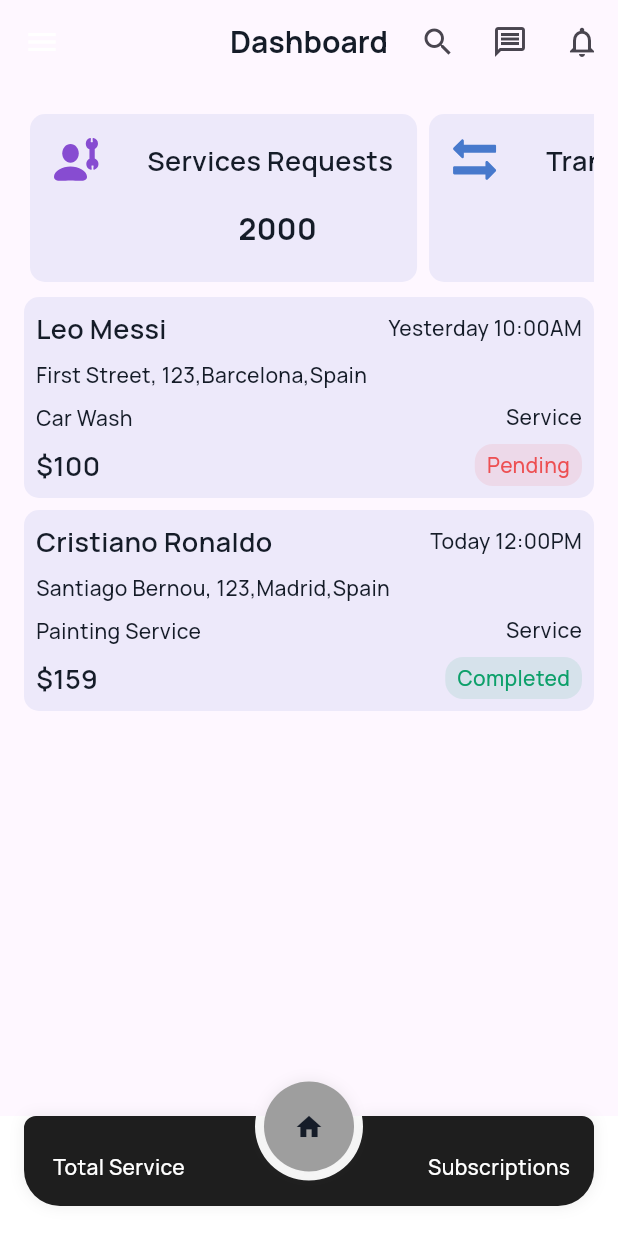
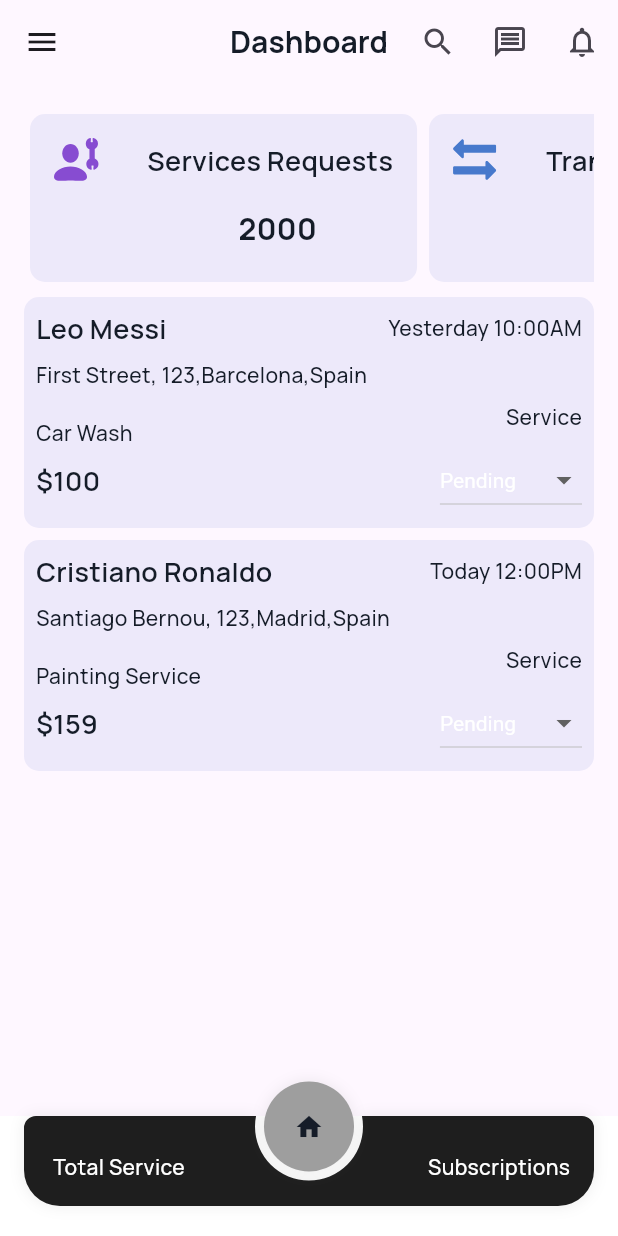
Before and after one commit to Tron-Academy/hand_car_vendor_mobile_app, a Flutter app: the screen it shows after launch, on a phone screen of 412 x 824 dp. Run offline on Flutter 3.47's test engine with Material 3 defaults, Android fonts, the phone set to English and light mode, and no system bars; drawn by our look-alikes of circle_nav_bar; our stand-ins replace flutter_hooks, flutter_svg.

```diff
--- a/lib/features/dashboard/view/pages/dashboard_page.dart
+++ b/lib/features/dashboard/view/pages/dashboard_page.dart
@@ -19,7 +19,6 @@
         leading: IconButton(
           icon: Icon(
             Icons.menu,
-            color: context.colors.white,
           ),
           onPressed: () {},
         ),
@@ -123,7 +122,7 @@
           horizontal: context.space.space_50, vertical: context.space.space_50),
       child: Container(
         decoration: BoxDecoration(
-          color: isDarkMode ? Color(0xff3B3B3D) : Color(0xffEDE9FA),
+          color: isDarkMode ? const Color(0xff3B3B3D) : const Color(0xffEDE9FA),
           borderRadius: BorderRadius.circular(10),
         ),
         child: Column(children: [
--- a/lib/features/dashboard/view/pages/navigation_page.dart
+++ b/lib/features/dashboard/view/pages/navigation_page.dart
@@ -1,12 +1,10 @@
 import 'package:circle_nav_bar/circle_nav_bar.dart';
 import 'package:flutter/material.dart';
 import 'package:flutter_hooks/flutter_hooks.dart';
-import 'package:flutter_svg/svg.dart';
 import 'package:handcar_ventor/core/extension/theme_extension.dart';
 import 'package:handcar_ventor/features/dashboard/view/pages/dashboard_page.dart';
 import 'package:handcar_ventor/features/dashboard/view/pages/subscriptions_page.dart';
 import 'package:handcar_ventor/features/dashboard/view/pages/total_service_page.dart';
-import 'package:handcar_ventor/gen/assets.gen.dart';
 
 class NavigationPage extends HookWidget {
   const NavigationPage({super.key});
--- /dev/null
+++ b/lib/features/dashboard/view/widgets/drop_down_button_widget.dart
@@ -0,0 +1,35 @@
+import 'package:flutter/material.dart';
+import 'package:flutter_hooks/flutter_hooks.dart';
+
+class StatusDropdownButton extends HookWidget {
+  const StatusDropdownButton({super.key});
+
+  @override
+  Widget build(BuildContext context) {
+    final selectedStatus = useState<String>('Pending');
+
+    return DropdownButton<String>(
+      value: selectedStatus.value,
+      onChanged: (String? newValue) {
+        if (newValue != null) {
+          selectedStatus.value = newValue;
+        }
+      },
+      items: <String>['Pending', 'Completed', 'In Progress']
+          .map<DropdownMenuItem<String>>((String value) {
+        return DropdownMenuItem<String>(
+          value: value,
+          child: Text(
+            value,
+            style: TextStyle(
+              color: value == 'Completed' ? Colors.green : null,
+            ),
+          ),
+        );
+      }).toList(),
+      style: TextStyle(
+        color: selectedStatus.value == 'Completed' ? Colors.green : null,
+      ),
+    );
+  }
+}
--- a/lib/features/dashboard/view/widgets/service_status_container_widget.dart
+++ b/lib/features/dashboard/view/widgets/service_status_container_widget.dart
@@ -1,5 +1,6 @@
 import 'package:flutter/material.dart';
 import 'package:handcar_ventor/core/extension/theme_extension.dart';
+import 'package:handcar_ventor/features/dashboard/view/widgets/drop_down_button_widget.dart';
 
 class ServiceStatusContainerWidget extends StatelessWidget {
   final String customer;
@@ -30,7 +31,9 @@
 
     return Container(
       decoration: BoxDecoration(
-          borderRadius: BorderRadius.circular(10), color:isDarkMode ? Color(0xff3B3B3D) : Color(0xffEDE9FA)),
+          borderRadius: BorderRadius.circular(10),
+          color:
+              isDarkMode ? const Color(0xff3B3B3D) : const Color(0xffEDE9FA)),
       child: Padding(
         padding: EdgeInsets.all(context.space.space_100),
         child: Column(
@@ -68,21 +71,22 @@
                   children: [
                     Text(type, style: context.typography.bodyMedium),
                     SizedBox(height: context.space.space_100),
-                    Container(
-                      padding: EdgeInsets.symmetric(
-                        horizontal: context.space.space_100,
-                        vertical: context.space.space_50,
-                      ),
-                      decoration: BoxDecoration(
-                        color: color.withOpacity(0.1),
-                        borderRadius: BorderRadius.circular(12),
-                      ),
-                      child: Text(
-                        status,
-                        style: context.typography.bodyMedium
-                            .copyWith(color: color),
-                      ),
-                    ),
+                    // Container(
+                    //   padding: EdgeInsets.symmetric(
+                    //     horizontal: context.space.space_100,
+                    //     vertical: context.space.space_50,
+                    //   ),
+                    //   decoration: BoxDecoration(
+                    //     color: color.withOpacity(0.1),
+                    //     borderRadius: BorderRadius.circular(12),
+                    //   ),
+                    //   child: Text(
+                    //     status,
+                    //     style: context.typography.bodyMedium
+                    //         .copyWith(color: color),
+                    //   ),
+                    // ),
+                    StatusDropdownButton()
                   ],
                 ),
               ],
--- a/pubspec.yaml
+++ b/pubspec.yaml
@@ -8,6 +8,7 @@
 
 dependencies:
   circle_nav_bar: ^2.1.1
+  cool_dropdown: ^2.1.1
   flutter:
     sdk: flutter
   flutter_gen: ^5.8.0
```
Also changed, not shown: lib/features/dashboard/services/services.dart (added), pubspec.lock.
